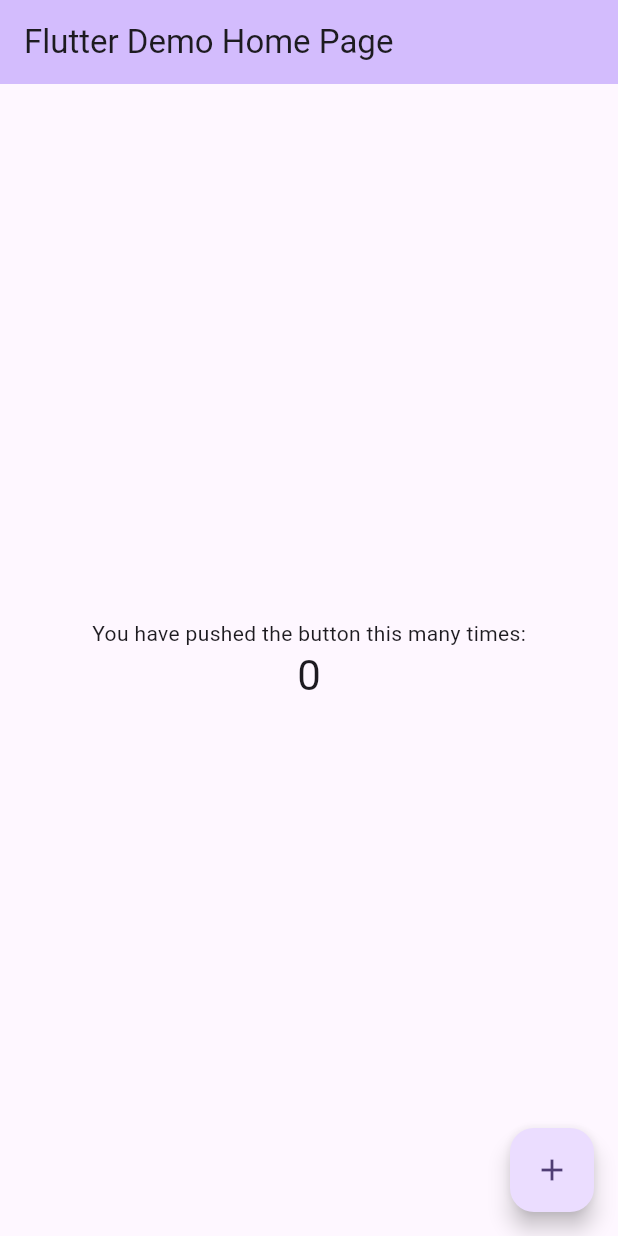
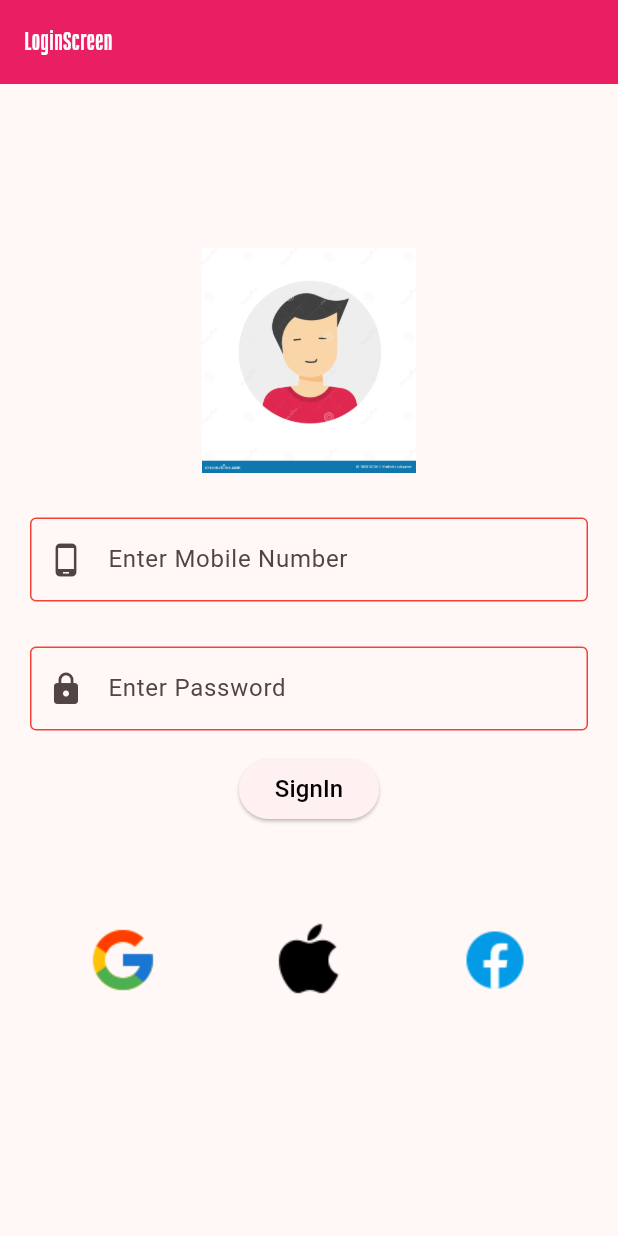
Before and after one commit to vmkrmca/LoginScreen, a Flutter app: the screen it shows after launch, on a phone screen of 412 x 824 dp. Run offline on Flutter 3.47's test engine with Material 3 defaults, Android fonts, the phone set to English and light mode, and no system bars.

Commit message:
Initial Commit

```diff
--- a/lib/main.dart
+++ b/lib/main.dart
@@ -7,119 +7,154 @@
 class MyApp extends StatelessWidget {
   const MyApp({super.key});
 
-  // This widget is the root of your application.
   @override
   Widget build(BuildContext context) {
     return MaterialApp(
-      title: 'Flutter Demo',
-      theme: ThemeData(
-        // This is the theme of your application.
-        //
-        // TRY THIS: Try running your application with "flutter run". You'll see
-        // the application has a purple toolbar. Then, without quitting the app,
-        // try changing the seedColor in the colorScheme below to Colors.green
-        // and then invoke "hot reload" (save your changes or press the "hot
-        // reload" button in a Flutter-supported IDE, or press "r" if you used
-        // the command line to start the app).
-        //
-        // Notice that the counter didn't reset back to zero; the application
-        // state is not lost during the reload. To reset the state, use hot
-        // restart instead.
-        //
-        // This works for code too, not just values: Most code changes can be
-        // tested with just a hot reload.
-        colorScheme: ColorScheme.fromSeed(seedColor: Colors.deepPurple),
-        useMaterial3: true,
-      ),
-      home: const MyHomePage(title: 'Flutter Demo Home Page'),
+      debugShowCheckedModeBanner: false,
+      title: "Login Screen",
+      theme:
+          ThemeData(colorScheme: ColorScheme.fromSeed(seedColor: Colors.pink)),
+      home: const LoginScreen(),
     );
   }
 }
 
-class MyHomePage extends StatefulWidget {
-  const MyHomePage({super.key, required this.title});
-
-  // This widget is the home page of your application. It is stateful, meaning
-  // that it has a State object (defined below) that contains fields that affect
-  // how it looks.
-
-  // This class is the configuration for the state. It holds the values (in this
-  // case the title) provided by the parent (in this case the App widget) and
-  // used by the build method of the State. Fields in a Widget subclass are
-  // always marked "final".
-
-  final String title;
+class LoginScreen extends StatefulWidget {
+  const LoginScreen({super.key});
 
   @override
-  State<MyHomePage> createState() => _MyHomePageState();
+  State<StatefulWidget> createState() => _LoginScreenState();
 }
 
-class _MyHomePageState extends State<MyHomePage> {
-  int _counter = 0;
-
-  void _incrementCounter() {
-    setState(() {
-      // This call to setState tells the Flutter framework that something has
-      // changed in this State, which causes it to rerun the build method below
-      // so that the display can reflect the updated values. If we changed
-      // _counter without calling setState(), then the build method would not be
-      // called again, and so nothing would appear to happen.
-      _counter++;
-    });
-  }
-
+class _LoginScreenState extends State<LoginScreen> {
   @override
   Widget build(BuildContext context) {
-    // This method is rerun every time setState is called, for instance as done
-    // by the _incrementCounter method above.
-    //
-    // The Flutter framework has been optimized to make rerunning build methods
-    // fast, so that you can just rebuild anything that needs updating rather
-    // than having to individually change instances of widgets.
+    TextEditingController mobileNumberController = TextEditingController();
+    TextEditingController passwordController = TextEditingController();
+
     return Scaffold(
       appBar: AppBar(
-        // TRY THIS: Try changing the color here to a specific color (to
-        // Colors.amber, perhaps?) and trigger a hot reload to see the AppBar
-        // change color while the other colors stay the same.
-        backgroundColor: Theme.of(context).colorScheme.inversePrimary,
-        // Here we take the value from the MyHomePage object that was created by
-        // the App.build method, and use it to set our appbar title.
-        title: Text(widget.title),
-      ),
-      body: Center(
-        // Center is a layout widget. It takes a single child and positions it
-        // in the middle of the parent.
-        child: Column(
-          // Column is also a layout widget. It takes a list of children and
-          // arranges them vertically. By default, it sizes itself to fit its
-          // children horizontally, and tries to be as tall as its parent.
-          //
-          // Column has various properties to control how it sizes itself and
-          // how it positions its children. Here we use mainAxisAlignment to
-          // center the children vertically; the main axis here is the vertical
-          // axis because Columns are vertical (the cross axis would be
-          // horizontal).
-          //
-          // TRY THIS: Invoke "debug painting" (choose the "Toggle Debug Paint"
-          // action in the IDE, or press "p" in the console), to see the
-          // wireframe for each widget.
-          mainAxisAlignment: MainAxisAlignment.center,
-          children: <Widget>[
-            const Text(
-              'You have pushed the button this many times:',
-            ),
-            Text(
-              '$_counter',
-              style: Theme.of(context).textTheme.headlineMedium,
-            ),
-          ],
+        backgroundColor: Colors.pink,
+        title: const Text(
+          "LoginScreen",
+          style: TextStyle(
+              fontSize: 18, color: Colors.white, fontFamily: 'Insigne'),
         ),
       ),
-      floatingActionButton: FloatingActionButton(
-        onPressed: _incrementCounter,
-        tooltip: 'Increment',
-        child: const Icon(Icons.add),
-      ), // This trailing comma makes auto-formatting nicer for build methods.
+      body: Column(
+        mainAxisAlignment: MainAxisAlignment.center,
+        children: [
+          profilePicture(),
+          const SizedBox(
+            height: 15,
+          ),
+          inputFieldText(mobileNumberController, "Enter Mobile Number",
+              const Icon(Icons.phone_android), TextInputType.number, false),
+          const SizedBox(
+            height: 15,
+          ),
+          inputFieldText(passwordController, "Enter Password",
+              const Icon(Icons.lock), TextInputType.text, true),
+          const SizedBox(
+            height: 15,
+          ),
+          signInButton(),
+          const SizedBox(
+            height: 15,
+          ),
+          socialMediaLogins()
+        ],
+      ),
     );
   }
 }
+
+Widget socialMediaLogins() {
+  return Container(
+    margin: const EdgeInsets.only(left: 20, right: 20),
+    child: Row(
+      children: [
+        Expanded(
+          child: InkWell(
+            onTap: () {
+              print("I Clicked on Google Icon");
+            },
+            child: Image.asset(
+              'assets/images/google.png',
+              height: 150,
+              width: 150,
+            ),
+          ),
+        ),
+        Expanded(
+          child: InkWell(
+          onTap: () {
+
+            print("I Clicked on Apple Icon");
+          },
+            child: Image.asset(
+              'assets/images/apple.png',
+              height: 150,
+              width: 150,
+            ),
+          ),
+        ),
+        Expanded(
+          child: InkWell(
+            onTap: () {
+
+              print("I Clicked on Facebook Icon");
+            },
+            child: Image.asset(
+              'assets/images/facebook.png',
+              height: 150,
+              width: 150,
+            ),
+          ),
+        ),
+      ],
+    ),
+  );
+}
+
+Widget profilePicture() {
+  return Center(
+    child: Image.asset(
+      'assets/images/profile.png',
+      height: 150,
+      width: 150,
+    ),
+  );
+}
+
+Widget inputFieldText(TextEditingController mobileNumberController,
+    String hintText, Icon icon, TextInputType textData, bool isObscureText) {
+  return Container(
+    margin: const EdgeInsets.only(top: 15, left: 20, right: 20),
+    child: TextField(
+      controller: mobileNumberController,
+      keyboardType: textData,
+      obscureText: isObscureText,
+      decoration: InputDecoration(
+        prefixIcon: icon,
+        hintText: hintText,
+        focusedBorder: const OutlineInputBorder(
+          borderSide: BorderSide(color: Colors.greenAccent, width: 1.0),
+        ),
+        enabledBorder: const OutlineInputBorder(
+          borderSide: BorderSide(color: Colors.red, width: 1.0),
+        ),
+      ),
+    ),
+  );
+}
+
+Widget signInButton() {
+  return ElevatedButton(
+    onPressed: () {},
+    child: const Text(
+      "SignIn",
+      style: TextStyle(fontSize: 16, color: Colors.black),
+    ),
+  );
+}
```
Also changed, not shown: pubspec.yaml (+10 -6 lines), assets/images/apple.png (added), assets/images/facebook.png (added), assets/images/google.png (added), assets/images/profile.png (added), fonts/Insigne_Display.ttf (added).
